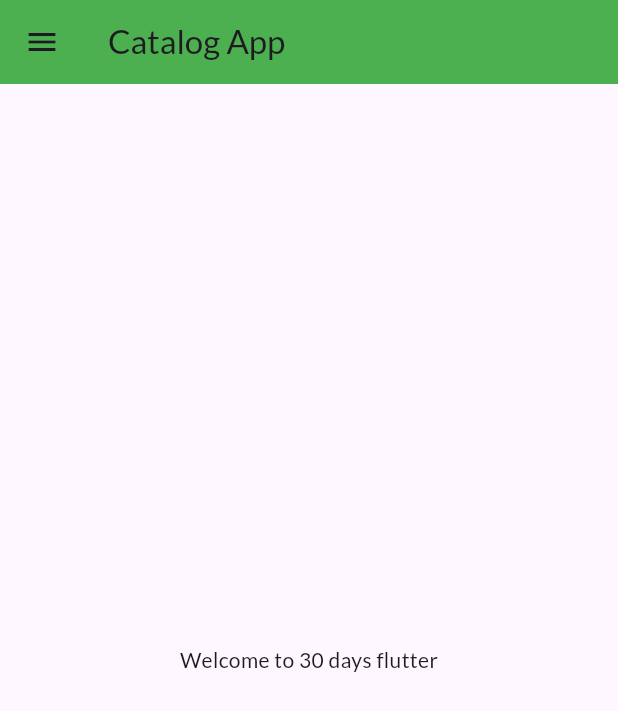
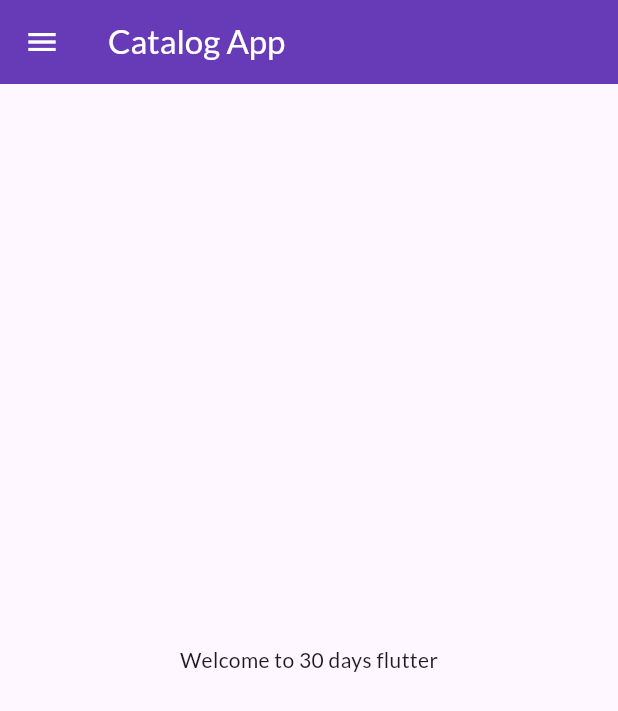
Before and after one commit to Babaralyy/FlutterProject, a Flutter app: the screen it shows after launch, on a phone screen of 412 x 824 dp. Shown: the top 711 px of the screen. Run offline on Flutter 3.47's test engine with Material 3 defaults, Android fonts, the phone set to English and light mode, and no system bars; our stand-ins replace google_fonts.

Commit message:
Changing in theme

```diff
--- a/lib/main.dart
+++ b/lib/main.dart
@@ -1,5 +1,6 @@
 import 'package:first_fluuter_project/pages/login_page.dart';
 import 'package:first_fluuter_project/utils/routes.dart';
+import 'package:first_fluuter_project/widgets/themes.dart';
 import 'package:flutter/material.dart';
 import 'package:google_fonts/google_fonts.dart';
 import 'pages/home_page.dart';
@@ -16,11 +17,7 @@ class MyApp extends StatelessWidget {
     return MaterialApp(
       debugShowCheckedModeBanner: false,
       themeMode: ThemeMode.light,
-      theme: ThemeData(
-        primarySwatch: Colors.deepPurple,
-        fontFamily: GoogleFonts.lato().fontFamily,
-      ),
-      darkTheme: ThemeData(brightness: Brightness.dark),
+      theme: MyTheme.lightTheme,
       initialRoute: MyRoutes.homeRoute,
       routes: {
         "/": (context) => LoginPage(),
--- a/lib/pages/home_page.dart
+++ b/lib/pages/home_page.dart
@@ -8,7 +8,12 @@ class HomePage extends StatelessWidget {
   Widget build(BuildContext context) {
     return Scaffold(
       appBar: AppBar(
-          title: Text("Catalog App",), backgroundColor: Colors.green),
+        title: Text(
+          "Catalog App",
+          style: TextStyle(color: Colors.white),
+        ),
+
+      ),
       drawer: MyDrawer(),
       body: Center(
         child: Text("Welcome to 30 days flutter"),
--- /dev/null
+++ b/lib/widgets/themes.dart
@@ -0,0 +1,17 @@
+import 'package:flutter/material.dart';
+import 'package:google_fonts/google_fonts.dart';
+
+class MyTheme {
+  static ThemeData get lightTheme => ThemeData(
+        primarySwatch: Colors.deepPurple,
+        fontFamily: GoogleFonts.lato().fontFamily,
+        appBarTheme:  AppBarTheme(
+          color: Colors.deepPurple,
+          iconTheme: IconThemeData(color: Colors.white),
+        ),
+      );
+
+  static ThemeData get darkTheme => ThemeData(
+        brightness: Brightness.dark,
+      );
+}
```
